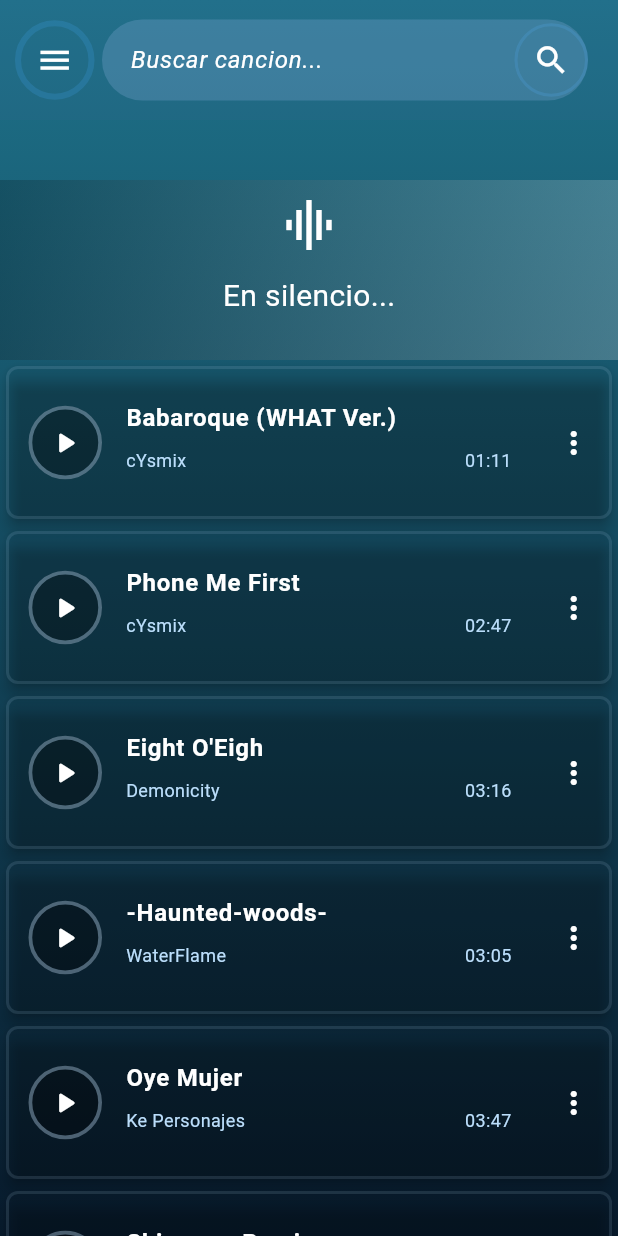
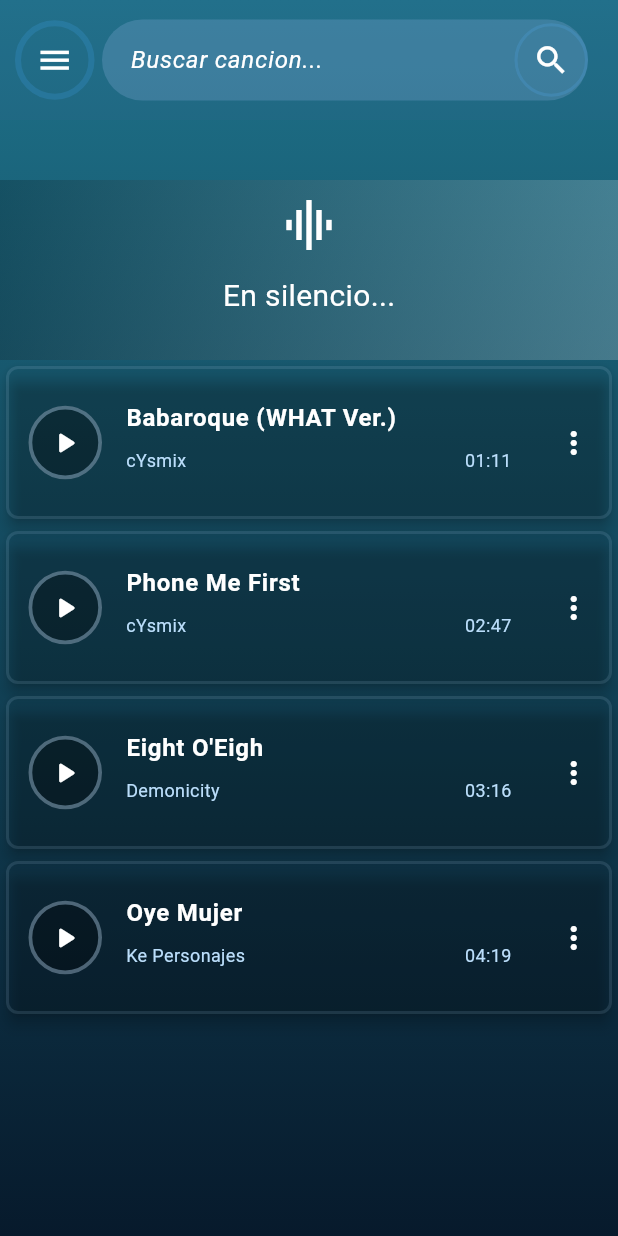
Before and after one commit to 4dominic888/tidal-wave, a Flutter app: the screen it shows after launch, on a phone screen of 412 x 824 dp. Run offline on Flutter 3.47's test engine with Material 3 defaults, Android fonts, the phone set to English and light mode, and no system bars; our stand-ins replace audio_video_progress_bar, cached_network_image, flutter_bloc, just_audio, just_audio_background, palette_generator and 2 more; missing offline and left inert: super_tooltip; network calls fail.

Commit message:
probablemente ultima actualizacion de esta clase de musica estatica

```diff
--- a/lib/static_music.dart
+++ b/lib/static_music.dart
@@ -2,7 +2,6 @@ import 'package:tidal_wave/modules/reproductor_musica/classes/musica.dart';
 
 class StaticMusic {
     static List<Music> musicas = [
-      //* Musicas semi locales en assets, NO VAN GUARDADOS EN EL DISPOSITIVO ANDROID
       Music(
         index: 0,
         titulo: 'Babaroque (WHAT Ver.)',
@@ -30,17 +29,7 @@ class StaticMusic {
         imagen: Uri.parse('https://i.ytimg.com/vi/ksZb4xKOdzI/hqdefault.jpg'),
         duration: const Duration(minutes: 3, seconds: 16)
       ),
-
-      //* Musicas sacadas de internet
-      Music(
-        index: 3,
-        titulo: '-Haunted-woods-',
-        artista: 'WaterFlame',
-        musica: Uri.parse('https://cdn.discordapp.com/attachments/1099395357160505397/1238381102591246367/478283_-Haunted-woods-.mp3?ex=663f13c6&is=663dc246&hm=0bc33c684796a332a3b31bf6d5028a25c89d6e1c32c4c9a3c177b95b125983e7&'),
-        favorito: false,
-        imagen: Uri.parse('https://i.ytimg.com/vi/JrCxzH7CoHE/hqdefault.jpg'),
-        duration: const Duration(minutes: 3, seconds: 5)
-      ),
+      //* Primera musica sacada de firebase
       Music(
         index: 4,
         titulo: 'Oye Mujer',
@@ -48,16 +37,7 @@ class StaticMusic {
         musica: Uri.parse('https://firebasestorage.googleapis.com/v0/b/loginapp-2b19d.appspot.com/o/Musica%2FKe%20Personajes%20-%20Oye%20Mujer.mp3?alt=media&token=eee7faf5-74c3-4cb4-a654-077824f4a477'),
         favorito: false,
         imagen: Uri.parse('https://firebasestorage.googleapis.com/v0/b/loginapp-2b19d.appspot.com/o/Imaguen%20Artista%2Ffondo-evento.jpg?alt=media&token=6be2a2b0-246a-45ef-addf-56d7fe98d383'),
-        duration: const Duration(minutes: 3, seconds: 47)
-      ),
-      Music(
-        index: 5,
-        titulo: 'Shiawase Remix',
-        artista: 'razaplaysgmd',
-        musica: Uri.parse('https://cdn.discordapp.com/attachments/1099395357160505397/1238382574875840513/1296027_Shiawase-Remix.mp3?ex=663f1525&is=663dc3a5&hm=53bc97cfbfc7889fa3e851cc45cbaa35673d39731a4289b9207000740f3ef18f&'),
-        favorito: false,
-        imagen: Uri.parse('https://i.ytimg.com/vi/G-9EEDWvg9E/hqdefault.jpg'),
-        duration: const Duration(minutes: 3, seconds: 2)
+        duration: const Duration(minutes: 4, seconds: 19)
       ),
     ];
 }
```
